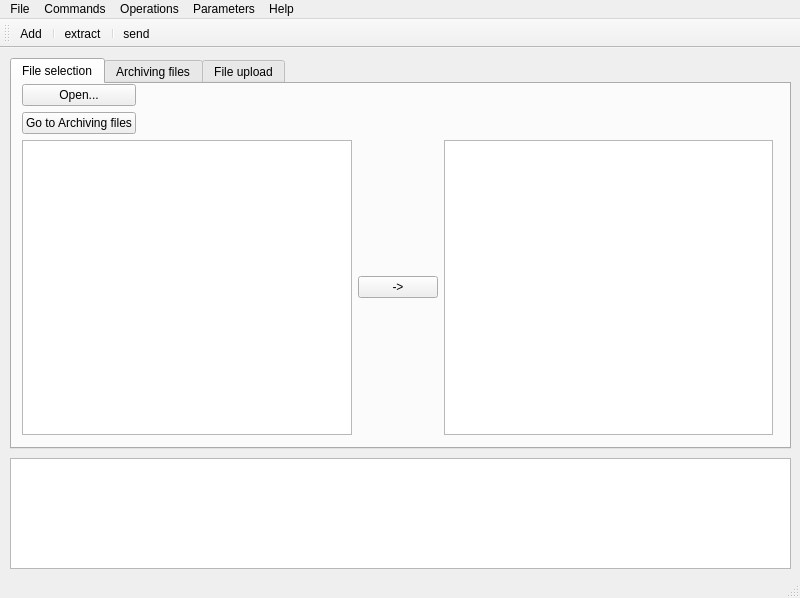
Old version of the form gui/mainwindow.ui in the repository DieNice/Parthenos.
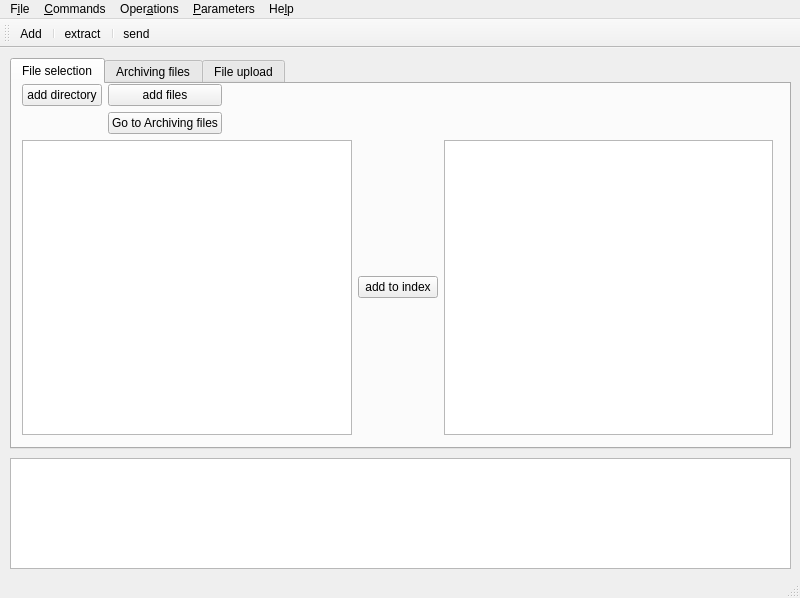
New version of the form. Icons and pictures are not drawn.

Commit message: added function adding_dir and adding_files

What changed in the file:
```diff
--- a/gui/mainwindow.ui
+++ b/gui/mainwindow.ui
@@ -48,14 +48,21 @@
       <layout class="QVBoxLayout" name="verticalLayout">
        <item>
         <layout class="QGridLayout" name="gridLayout">
-         <item row="0" column="0">
-          <widget class="QPushButton" name="pushButton">
-           <property name="text">
-            <string>Open...</string>
-           </property>
-          </widget>
-         </item>
          <item row="0" column="1">
+          <widget class="QPushButton" name="add_files">
+           <property name="text">
+            <string>add files</string>
+           </property>
+          </widget>
+         </item>
+         <item row="0" column="0">
+          <widget class="QPushButton" name="add_dir">
+           <property name="text">
+            <string>add directory</string>
+           </property>
+          </widget>
+         </item>
+         <item row="0" column="3">
           <spacer name="horizontalSpacer">
            <property name="orientation">
             <enum>Qt::Horizontal</enum>
@@ -71,14 +78,7 @@
            </property>
           </spacer>
          </item>
-         <item row="1" column="0">
-          <widget class="QPushButton" name="pushButton_3">
-           <property name="text">
-            <string>Go to Archiving files</string>
-           </property>
-          </widget>
-         </item>
-         <item row="1" column="1">
+         <item row="4" column="3">
           <spacer name="horizontalSpacer_2">
            <property name="orientation">
             <enum>Qt::Horizontal</enum>
@@ -91,6 +91,13 @@
            </property>
           </spacer>
          </item>
+         <item row="4" column="1">
+          <widget class="QPushButton" name="goto_archive">
+           <property name="text">
+            <string>Go to Archiving files</string>
+           </property>
+          </widget>
+         </item>
         </layout>
        </item>
        <item>
@@ -101,7 +108,7 @@
          <item>
           <widget class="QPushButton" name="pushButton_2">
            <property name="text">
-            <string>-&gt;</string>
+            <string>add to index</string>
            </property>
           </widget>
          </item>
@@ -156,12 +163,12 @@
      <x>0</x>
      <y>0</y>
      <width>800</width>
-     <height>21</height>
+     <height>30</height>
     </rect>
    </property>
    <widget class="QMenu" name="menuFile">
     <property name="title">
-     <string>File</string>
+     <string>F&amp;ile</string>
     </property>
     <addaction name="actionOpen"/>
     <addaction name="actionClose"/>
@@ -173,22 +180,22 @@
    </widget>
    <widget class="QMenu" name="menuEdit">
     <property name="title">
-     <string>Commands</string>
+     <string>&amp;Commands</string>
     </property>
    </widget>
    <widget class="QMenu" name="menuOperations">
     <property name="title">
-     <string>Operations</string>
+     <string>Oper&amp;ations</string>
     </property>
    </widget>
    <widget class="QMenu" name="menuParameters">
     <property name="title">
-     <string>Parameters</string>
+     <string>&amp;Parameters</string>
     </property>
    </widget>
    <widget class="QMenu" name="menuHelp">
     <property name="title">
-     <string>Help</string>
+     <string>He&amp;lp</string>
     </property>
     <addaction name="actionFind_Action"/>
     <addaction name="actionHelp"/>
```
Left out of the diff: 30 changed lines with no effect on the pictures. The commit also changes 2 other files.
